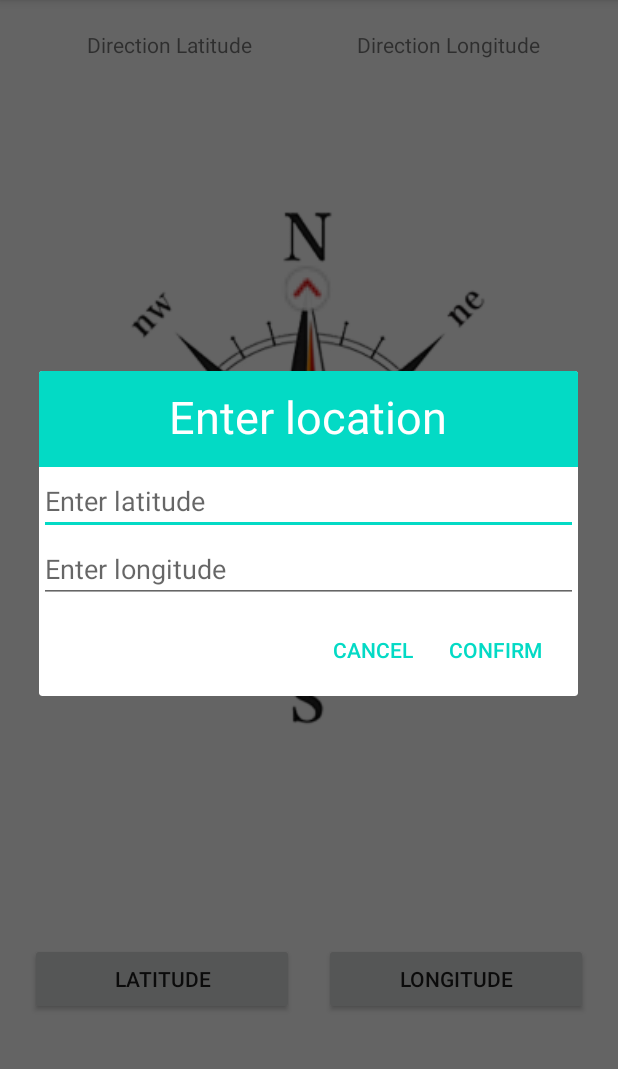
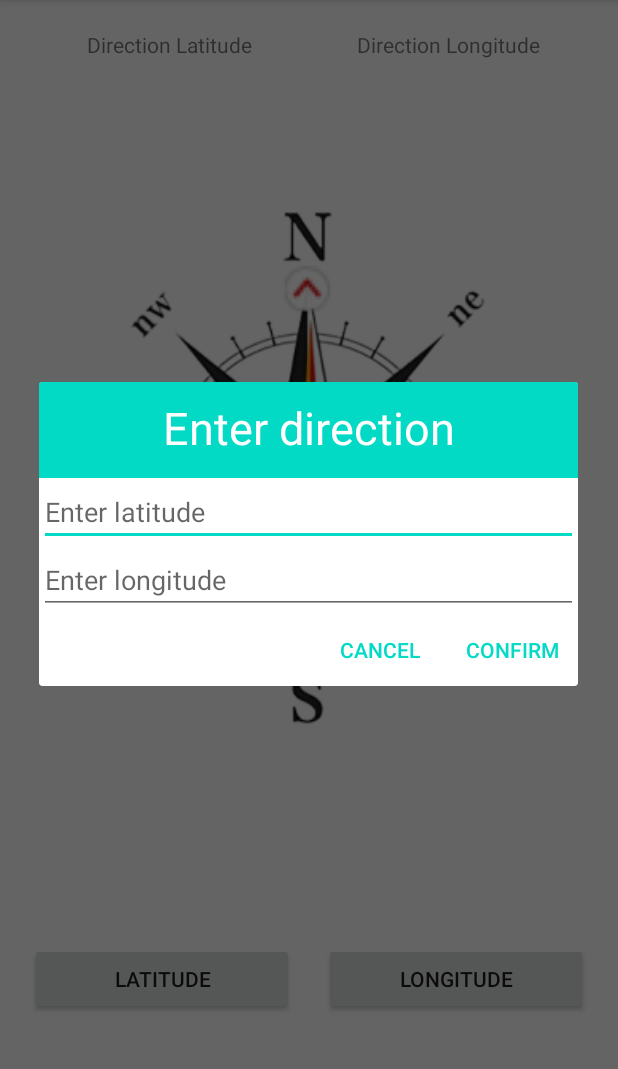
Before and after one commit to Szczurk3y/compass-app, an Android app: the screen it shows after launch (CompassActivity), after a tap on "LATITUDE", on a phone screen of 412 x 824 dp, the part 84-1153 px from its top. Run offline under Robolectric (Android 15) with nearby library versions, the phone set to English and light mode, and no system bars; 4 statements that could not run were skipped.

```diff
--- a/app/src/main/java/com/szczurk3y/compass/model/dialogs/InputDialog.kt
+++ b/app/src/main/java/com/szczurk3y/compass/model/dialogs/InputDialog.kt
@@ -3,49 +3,63 @@ package com.szczurk3y.compass.model.dialogs
 import android.app.AlertDialog
 import android.app.Dialog
 import android.os.Bundle
+import android.util.Log
 import android.view.LayoutInflater
 import android.view.View
+import android.widget.Button
 import android.widget.EditText
+import android.widget.TextView
 import androidx.fragment.app.DialogFragment
 import com.szczurk3y.compass.R
 import kotlinx.android.synthetic.main.dialog_input.view.*
 
 class InputDialog(
     private val callback: ResultListener,
-    private val confirmText: Int,
-    private val cancelText: Int
+    private val title: Int
 ) : DialogFragment() {
     private lateinit var latitude: EditText
     private lateinit var longitude: EditText
+    private lateinit var buttonConfirm: Button
+    private lateinit var buttonCancel: Button
+    private lateinit var header: TextView
 
     override fun onCreateDialog(savedInstanceState: Bundle?): Dialog {
         val view = LayoutInflater.from(context).inflate(R.layout.dialog_input, null)
-        fetchViews(view)
+
+        init(view)
+        configureListeners()
 
         return activity?.let {
             val builder = AlertDialog.Builder(it)
             builder.setView(view)
-                .setPositiveButton(getString(confirmText)) {dialog, id ->
-                    if (latitude.text.toString().isNotEmpty() && longitude.text.toString().isNotEmpty()) {
-                        callback.onInputDialogResult(
-                            latitude = latitude.text.toString(),
-                            longitude = longitude.text.toString()
-                        )
-                    } else {
-                        callback.onInputDialogResultError()
-                    }
-                    getDialog()?.dismiss()
-                }
-                .setNegativeButton(getString(cancelText)) {dialog, id ->
-                    getDialog()?.cancel()
-                }
             builder.create()
         } ?: throw IllegalAccessException("Activity cannot be null")
     }
 
-    private fun fetchViews(view: View) {
+    private fun init(view: View) {
         latitude = view.enterLatitude
         longitude = view.enterLongitude
+        buttonConfirm = view.confirm_buttom
+        buttonCancel = view.cancel_buttom
+        view.header.text = getString(title)
+    }
+
+    private fun configureListeners() {
+        buttonConfirm.setOnClickListener {
+            if (latitude.text.toString().isNotEmpty() && longitude.text.toString().isNotEmpty()) {
+                callback.onInputDialogResult(
+                    latitude = latitude.text.toString(),
+                    longitude = longitude.text.toString()
+                )
+            } else {
+                callback.onInputDialogResultError()
+            }
+            dialog?.dismiss()
+        }
+
+        buttonCancel.setOnClickListener {
+            dialog?.cancel()
+        }
     }
 
     interface ResultListener {
--- a/app/src/main/java/com/szczurk3y/compass/presenter/CompassPresenter.kt
+++ b/app/src/main/java/com/szczurk3y/compass/presenter/CompassPresenter.kt
@@ -31,7 +31,7 @@ class CompassPresenter: BasePresenter<CompassContract.View>(), InputDialog.Resul
     }
 
     override fun updateDestination(fragmentManager: FragmentManager) {
-        InputDialog(this, R.string.confirm_button, R.string.cancel_button).show(fragmentManager, "Enter location")
+        InputDialog(this, R.string.input_dialog_title).show(fragmentManager, "Enter location")
     }
 
     override fun locationChanged(latitude: String, longitude: String) {
--- a/app/src/main/java/com/szczurk3y/compass/view/compass/Compass.kt
+++ b/app/src/main/java/com/szczurk3y/compass/view/compass/Compass.kt
@@ -4,9 +4,10 @@ import android.hardware.Sensor
 import android.hardware.SensorEvent
 import android.hardware.SensorEventListener
 import android.hardware.SensorManager
+import android.os.AsyncTask
 import com.szczurk3y.compass.model.CompassStore
 
-class Compass(
+class Compass (
     private val listener: SensorListener,
     sensorManager: SensorManager
 ) : SensorEventListener {
--- a/app/src/main/java/com/szczurk3y/compass/view/compass/CompassActivity.kt
+++ b/app/src/main/java/com/szczurk3y/compass/view/compass/CompassActivity.kt
@@ -30,7 +30,7 @@ class CompassActivity : AppCompatActivity(), Compass.SensorListener, Gps.Locatio
 
         val sensorManager = getSystemService(Context.SENSOR_SERVICE) as SensorManager
 
-        Compass(this, sensorManager)
+//        Compass(this, sensorManager)
 
         presenter.requestPermission()
     }
--- a/app/src/main/res/layout/dialog_input.xml
+++ b/app/src/main/res/layout/dialog_input.xml
@@ -35,4 +35,23 @@
         app:layout_constraintEnd_toEndOf="parent"
         app:layout_constraintStart_toStartOf="parent"
         app:layout_constraintTop_toBottomOf="@id/enterLatitude" />
+    <Button
+        android:layout_width="wrap_content"
+        android:layout_height="wrap_content"
+        android:id="@+id/cancel_buttom"
+        android:text="@string/cancel_button"
+        app:layout_constraintTop_toBottomOf="@id/enterLongitude"
+        android:background="@android:color/transparent"
+        android:textColor="@color/colorAccent"
+        app:layout_constraintRight_toLeftOf="@id/confirm_buttom"/>
+
+    <Button
+        android:layout_width="wrap_content"
+        android:layout_height="wrap_content"
+        android:textColor="@color/colorAccent"
+        android:id="@+id/confirm_buttom"
+        android:text="@string/confirm_button"
+        android:background="@android:color/transparent"
+        app:layout_constraintTop_toBottomOf="@id/enterLongitude"
+        app:layout_constraintRight_toRightOf="parent"/>
 </androidx.constraintlayout.widget.ConstraintLayout>
--- a/app/src/main/res/values/strings.xml
+++ b/app/src/main/res/values/strings.xml
@@ -16,4 +16,5 @@
     <string name="update_destination_error">Complete all the fields.</string>
     <string name="permissionsLatitudeNeeded">Permissions are needed \n to show latitude\n (click here for more info)</string>
     <string name="permissionsLongitudeNeeded">Permissions are needed \n to show longitude\n (click here for more info)</string>
+    <string name="input_dialog_title">Enter direction</string>
 </resources>
```
Also changed, not shown: app/build.gradle (+12 -2 lines), 1 other file.
